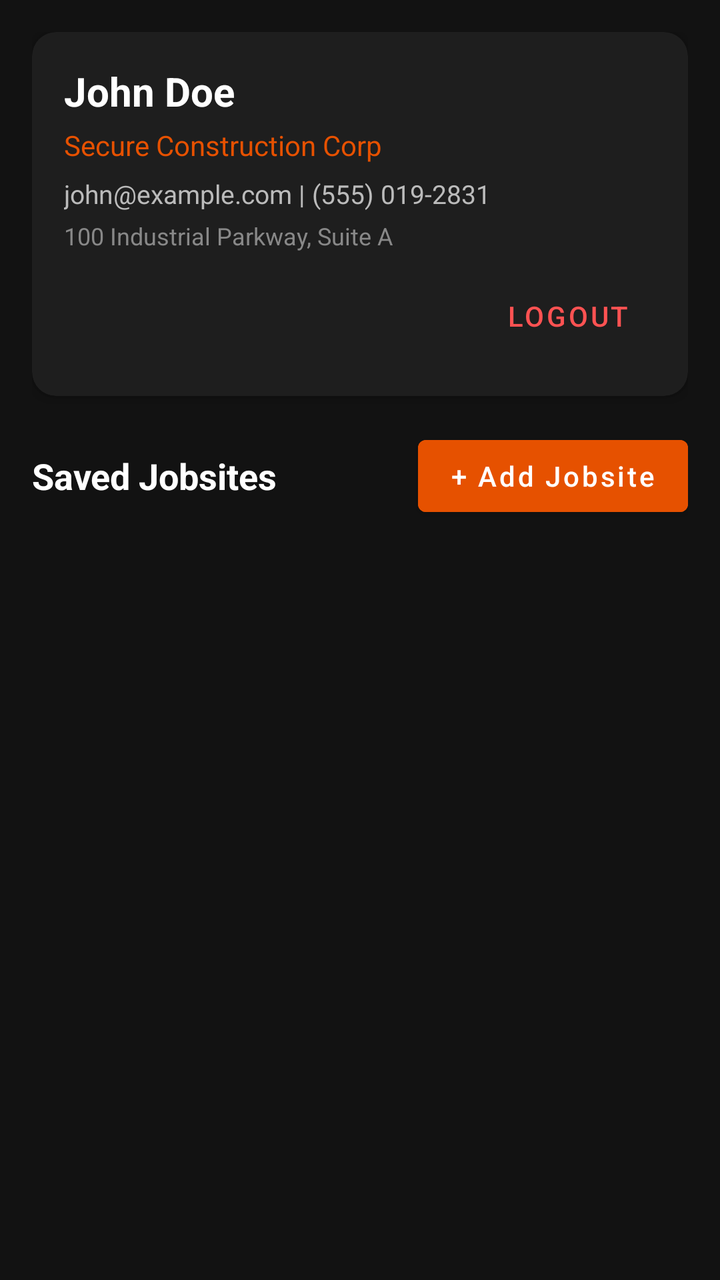
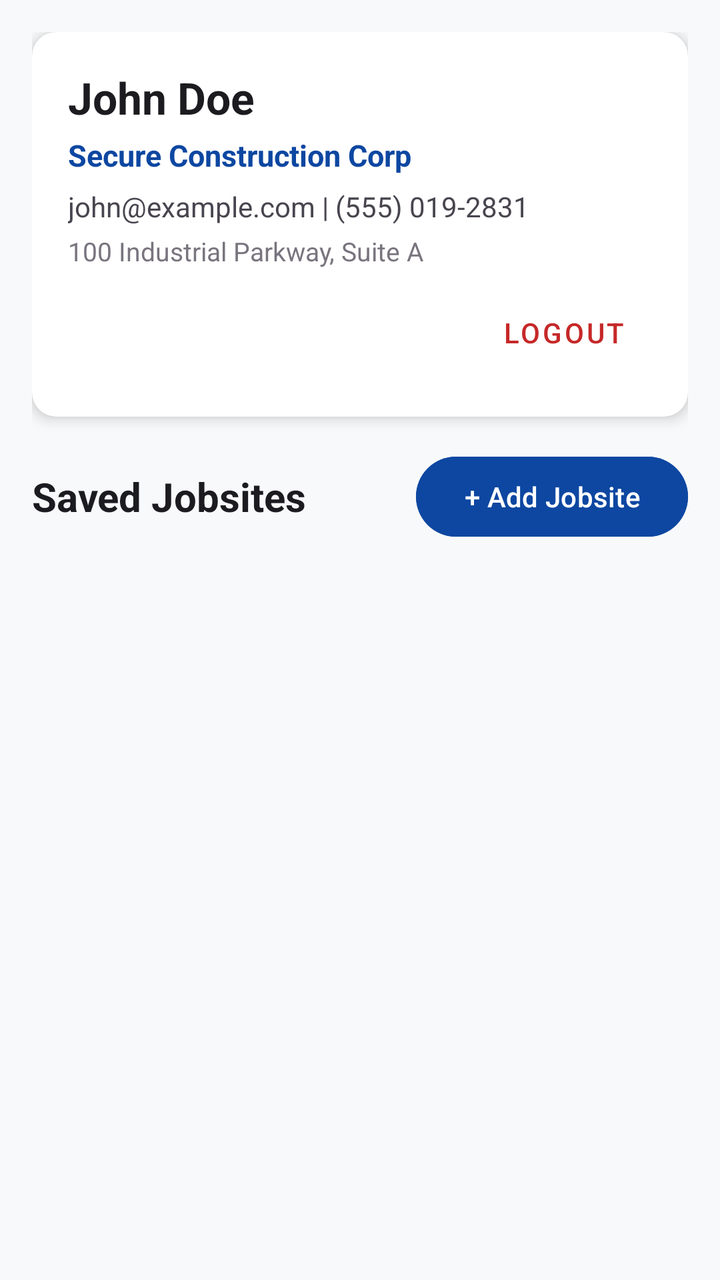

Screens rendered from an Android XML layout before and after an edit, with the pre-edit source and the edit as a unified diff.
<!-- AndroidManifest.xml: application theme Theme.SecureAFenceClient -->
<!-- res/layout/fragment_profile_jobsites.xml -->
<?xml version="1.0" encoding="utf-8"?>
<LinearLayout xmlns:android="http://schemas.android.com/apk/res/android"
    xmlns:app="http://schemas.android.com/apk/res-auto"
    android:layout_width="match_parent"
    android:layout_height="match_parent"
    android:orientation="vertical"
    android:background="#121212"
    android:padding="16dp">

    <androidx.cardview.widget.CardView
        android:layout_width="match_parent"
        android:layout_height="wrap_content"
        app:cardBackgroundColor="#1E1E1E"
        app:cardCornerRadius="12dp"
        app:cardElevation="4dp"
        android:layout_marginBottom="16dp">

        <LinearLayout
            android:layout_width="match_parent"
            android:layout_height="wrap_content"
            android:orientation="vertical"
            android:padding="16dp">

            <TextView
                android:id="@+id/tvCustomerName"
                android:layout_width="wrap_content"
                android:layout_height="wrap_content"
                android:text="John Doe"
                android:textColor="#FFFFFF"
                android:textSize="20sp"
                android:textStyle="bold" />

            <TextView
                android:id="@+id/tvCustomerCompany"
                android:layout_width="wrap_content"
                android:layout_height="wrap_content"
                android:text="Secure Construction Corp"
                android:textColor="#FFE65100"
                android:textSize="14sp"
                android:layout_marginTop="4dp" />

            <TextView
                android:id="@+id/tvCustomerContact"
                android:layout_width="wrap_content"
                android:layout_height="wrap_content"
                android:text="john@example.com | (555) 019-2831"
                android:textColor="#BBBBBB"
                android:textSize="13sp"
                android:layout_marginTop="6dp" />

            <TextView
                android:id="@+id/tvCustomerAddress"
                android:layout_width="wrap_content"
                android:layout_height="wrap_content"
                android:text="100 Industrial Parkway, Suite A"
                android:textColor="#888888"
                android:textSize="12sp"
                android:layout_marginTop="4dp" />

            <Button
                android:id="@+id/btnLogout"
                style="@style/Widget.MaterialComponents.Button.TextButton"
                android:layout_width="wrap_content"
                android:layout_height="wrap_content"
                android:text="Logout"
                android:textColor="#FF5252"
                android:layout_gravity="end"
                android:layout_marginTop="8dp" />
        </LinearLayout>
    </androidx.cardview.widget.CardView>

    <RelativeLayout
        android:layout_width="match_parent"
        android:layout_height="wrap_content"
        android:layout_marginBottom="8dp">

        <TextView
            android:layout_width="wrap_content"
            android:layout_height="wrap_content"
            android:text="Saved Jobsites"
            android:textColor="#FFFFFF"
            android:textSize="18sp"
            android:textStyle="bold"
            android:layout_centerVertical="true" />

        <Button
            android:id="@+id/btnAddJobsite"
            android:layout_width="wrap_content"
            android:layout_height="wrap_content"
            android:text="+ Add Jobsite"
            android:textAllCaps="false"
            android:backgroundTint="#FFE65100"
            android:textColor="#FFFFFF"
            android:layout_alignParentEnd="true" />
    </RelativeLayout>

    <ProgressBar
        android:id="@+id/pbLoading"
        android:layout_width="wrap_content"
        android:layout_height="wrap_content"
        android:layout_gravity="center"
        android:indeterminateTint="#FFE65100"
        android:visibility="gone" />

    <TextView
        android:id="@+id/tvEmptyJobsites"
        android:layout_width="match_parent"
        android:layout_height="wrap_content"
        android:text="No jobsites added yet. Click '+ Add Jobsite' to add a site."
        android:textColor="#888888"
        android:textAlignment="center"
        android:padding="24dp"
        android:visibility="gone" />

    <androidx.recyclerview.widget.RecyclerView
        android:id="@+id/rvJobsites"
        android:layout_width="match_parent"
        android:layout_height="0dp"
        android:layout_weight="1" />

</LinearLayout>
<!-- resources referenced by this layout -->
<resources>
  <style name="Theme.SecureAFenceClient" parent="Theme.MaterialComponents.DayNight.DarkActionBar">
          <item name="colorPrimary">@color/primary_orange</item>
          <item name="colorSecondary">@color/accent_gold</item>
      </style>
  <color name="primary_orange">#FFE65100</color>
  <color name="accent_gold">#FFFFB300</color>
</resources>

<!-- the commit's change to res/layout/fragment_profile_jobsites.xml (unified diff, before → after) -->
@@ -4,13 +4,14 @@
     android:layout_width="match_parent"
     android:layout_height="match_parent"
     android:orientation="vertical"
-    android:background="#121212"
+    android:background="@color/bg_light"
     android:padding="16dp">
 
+    
     <androidx.cardview.widget.CardView
         android:layout_width="match_parent"
         android:layout_height="wrap_content"
-        app:cardBackgroundColor="#1E1E1E"
+        app:cardBackgroundColor="@color/white"
         app:cardCornerRadius="12dp"
         app:cardElevation="4dp"
         android:layout_marginBottom="16dp">
@@ -19,15 +20,15 @@
             android:layout_width="match_parent"
             android:layout_height="wrap_content"
             android:orientation="vertical"
-            android:padding="16dp">
+            android:padding="18dp">
 
             <TextView
                 android:id="@+id/tvCustomerName"
                 android:layout_width="wrap_content"
                 android:layout_height="wrap_content"
                 android:text="John Doe"
-                android:textColor="#FFFFFF"
-                android:textSize="20sp"
+                android:textColor="@color/text_primary"
+                android:textSize="22sp"
                 android:textStyle="bold" />
 
             <TextView
@@ -35,8 +36,9 @@
                 android:layout_width="wrap_content"
                 android:layout_height="wrap_content"
                 android:text="Secure Construction Corp"
-                android:textColor="#FFE65100"
-                android:textSize="14sp"
+                android:textColor="@color/primary_blue"
+                android:textSize="15sp"
+                android:textStyle="bold"
                 android:layout_marginTop="4dp" />
 
             <TextView
@@ -44,8 +46,8 @@
                 android:layout_width="wrap_content"
                 android:layout_height="wrap_content"
                 android:text="john@example.com | (555) 019-2831"
-                android:textColor="#BBBBBB"
-                android:textSize="13sp"
+                android:textColor="@color/text_secondary"
+                android:textSize="14sp"
                 android:layout_marginTop="6dp" />
 
             <TextView
@@ -53,8 +55,8 @@
                 android:layout_width="wrap_content"
                 android:layout_height="wrap_content"
                 android:text="100 Industrial Parkway, Suite A"
-                android:textColor="#888888"
-                android:textSize="12sp"
+                android:textColor="@color/text_muted"
+                android:textSize="13sp"
                 android:layout_marginTop="4dp" />
 
             <Button
@@ -63,12 +65,13 @@
                 android:layout_width="wrap_content"
                 android:layout_height="wrap_content"
                 android:text="Logout"
-                android:textColor="#FF5252"
+                android:textColor="@color/status_red"
                 android:layout_gravity="end"
                 android:layout_marginTop="8dp" />
         </LinearLayout>
     </androidx.cardview.widget.CardView>
 
+    
     <RelativeLayout
         android:layout_width="match_parent"
         android:layout_height="wrap_content"
@@ -78,8 +81,8 @@
             android:layout_width="wrap_content"
             android:layout_height="wrap_content"
             android:text="Saved Jobsites"
-            android:textColor="#FFFFFF"
-            android:textSize="18sp"
+            android:textColor="@color/text_primary"
+            android:textSize="20sp"
             android:textStyle="bold"
             android:layout_centerVertical="true" />
 
@@ -89,8 +92,8 @@
             android:layout_height="wrap_content"
             android:text="+ Add Jobsite"
             android:textAllCaps="false"
-            android:backgroundTint="#FFE65100"
-            android:textColor="#FFFFFF"
+            android:backgroundTint="@color/primary_blue"
+            android:textColor="@color/white"
             android:layout_alignParentEnd="true" />
     </RelativeLayout>
 
@@ -99,7 +102,7 @@
         android:layout_width="wrap_content"
         android:layout_height="wrap_content"
         android:layout_gravity="center"
-        android:indeterminateTint="#FFE65100"
+        android:indeterminateTint="@color/primary_blue"
         android:visibility="gone" />
 
     <TextView
@@ -107,7 +110,7 @@
         android:layout_width="match_parent"
         android:layout_height="wrap_content"
         android:text="No jobsites added yet. Click '+ Add Jobsite' to add a site."
-        android:textColor="#888888"
+        android:textColor="@color/text_muted"
         android:textAlignment="center"
         android:padding="24dp"
         android:visibility="gone" />
<!-- resource entries referenced after the edit -->
@@ -1,10 +1,22 @@
 <!-- resources referenced by this layout -->
 <resources>
-  <style name="Theme.SecureAFenceClient" parent="Theme.MaterialComponents.DayNight.DarkActionBar">
-          <item name="colorPrimary">@color/primary_orange</item>
-          <item name="colorSecondary">@color/accent_gold</item>
+  <color name="bg_light">#F8F9FA</color>
+  <color name="primary_blue">#0D47A1</color>
+  <color name="status_red">#C62828</color>
+  <color name="text_muted">#79747E</color>
+  <color name="text_primary">#1C1B1F</color>
+  <color name="text_secondary">#49454F</color>
+  <color name="white">#FFFFFF</color>
+  <style name="Theme.SecureAFenceClient" parent="Theme.Material3.DayNight.NoActionBar">
+          <item name="colorPrimary">@color/primary_blue</item>
+          <item name="colorSecondary">@color/accent_orange</item>
+          <item name="colorOnPrimary">@color/white</item>
+          <item name="colorOnSecondary">@color/white</item>
+          <item name="android:windowBackground">@color/bg_light</item>
+          <item name="android:textColorPrimary">@color/text_primary</item>
+          <item name="android:textColorSecondary">@color/text_secondary</item>
+          <item name="android:statusBarColor">@color/primary_blue</item>
       </style>
-  <color name="primary_orange">#FFE65100</color>
-  <color name="accent_gold">#FFFFB300</color>
+  <color name="accent_orange">#FF6D00</color>
 </resources>
 
